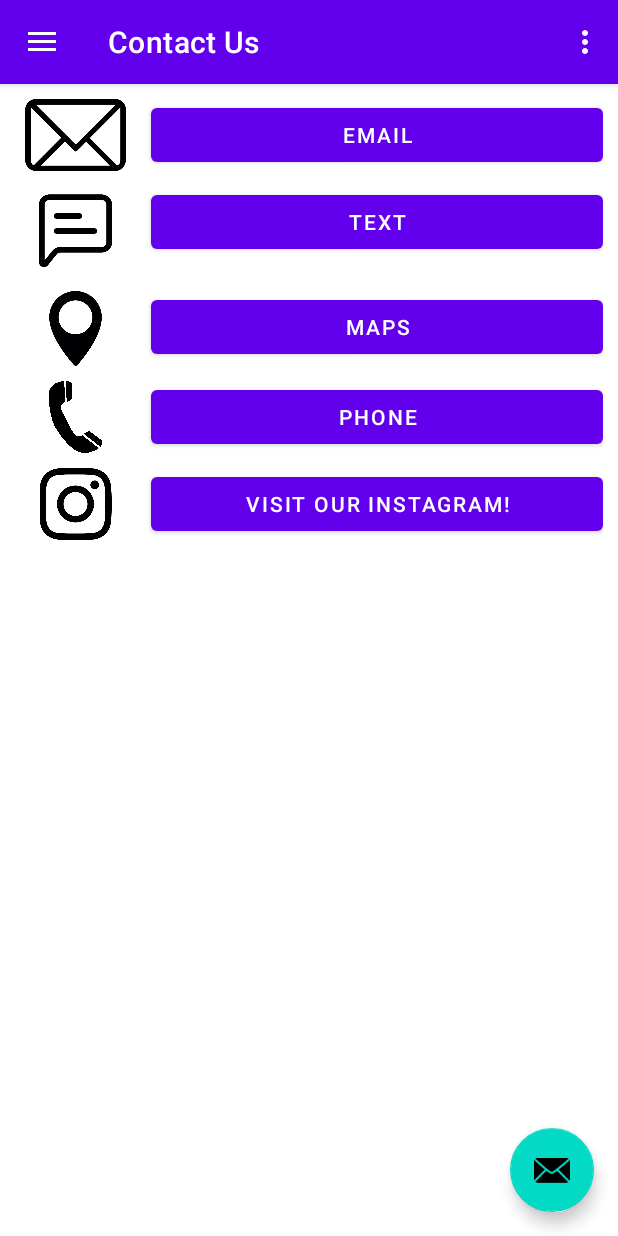
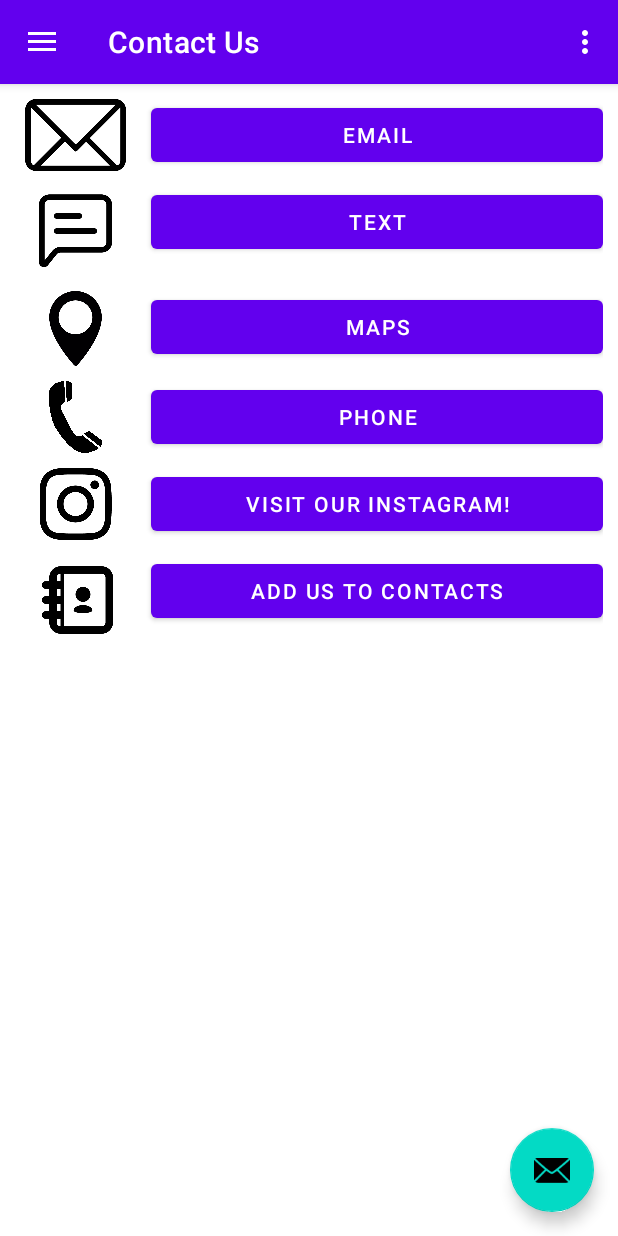
Before and after one commit to vvirtuee/PenguinDex, an Android app: the screen it shows after launch (MainActivity), in the side drawer, after a tap on "Contact", on a phone screen of 412 x 824 dp. Run offline under Robolectric (Android 15) with nearby library versions, the phone set to English and light mode, and no system bars; our stand-ins replace navigation-ui.

Commit message:
#3 Added 2 other intents Intent for loading a phone number to be called Intent for adding company to contacts

```diff
--- a/app/src/main/java/com/example/penguindexapp/ListView/DataTypeFragment.java
+++ b/app/src/main/java/com/example/penguindexapp/ListView/DataTypeFragment.java
@@ -76,6 +76,7 @@ public class DataTypeFragment extends Fragment {
         dataTypes.add(new DataType("Message Icon", "freeiconspng.com, personal use", R.drawable.message));
         dataTypes.add(new DataType("Website Icon", "freeiconspng.com, personal use", R.drawable.website));
         dataTypes.add(new DataType("Phone Icon", "iconfinder.com, personal use", R.drawable.phone));
+        dataTypes.add(new DataType("Contacts Icon", "iconfinder.com, personal use", R.drawable.contacts));
         dataTypes.add(new DataType("Maps Icon", "freeiconspng.com, personal use", R.drawable.maps));
         dataTypes.add(new DataType("Instagram Icon", "freeiconspng.com, personal use", R.drawable.instagram));
         dataTypes.add(new DataType("Adelie Picture", "flickr.com, Attribution-ShareAlike 2.0 Generic, Liam Qinn", R.drawable.adelie));
--- a/app/src/main/res/layout/fragment_contact.xml
+++ b/app/src/main/res/layout/fragment_contact.xml
@@ -122,6 +122,27 @@
             android:text="Visit Our Instagram!" />
     </LinearLayout>
 
+    <LinearLayout
+        android:layout_width="match_parent"
+        android:layout_height="wrap_content"
+        android:orientation="horizontal"
+        android:paddingRight="10dp">
+
+        <ImageView
+            android:id="@+id/imageView9"
+            android:layout_width="wrap_content"
+            android:layout_height="60dp"
+            android:layout_weight="3"
+            android:src="@drawable/contacts" />
+
+        <Button
+            android:id="@+id/contactsBtn"
+            android:layout_width="match_parent"
+            android:layout_height="wrap_content"
+            android:layout_weight="1"
+            android:text="Add Us To Contacts" />
+    </LinearLayout>
+
     <ImageView
         android:id="@+id/imageView4"
         android:layout_width="match_parent"
```
Also changed, not shown: app/src/main/java/com/example/penguindexapp/Fragments/ContactFragment.java (+16 -0 lines), app/src/main/res/drawable-v24/contacts.png (added).
